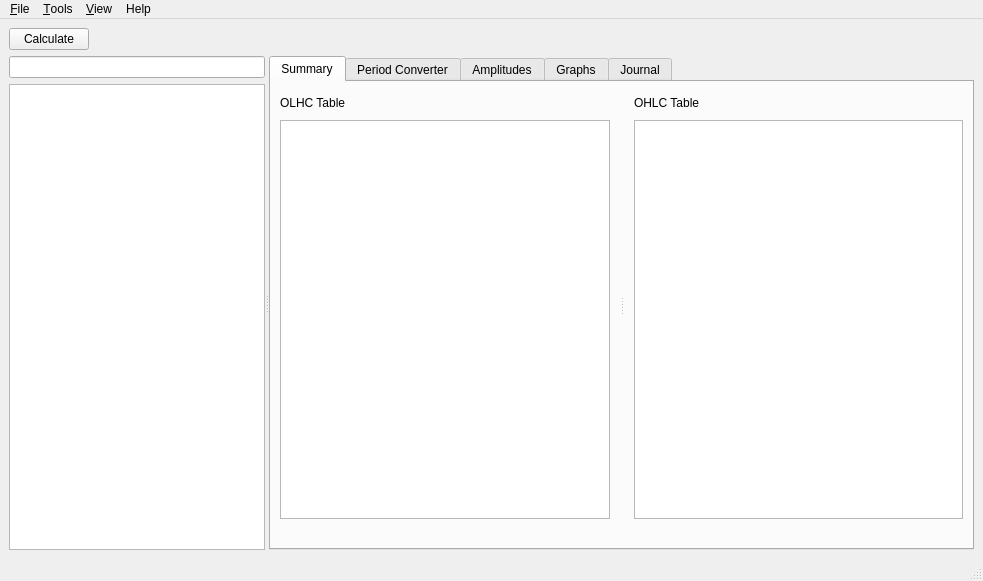
Before: the Qt Designer form src/views/calculatorMainView.ui in akushyn/QtStatisticCalculator, drawn with Qt 5.
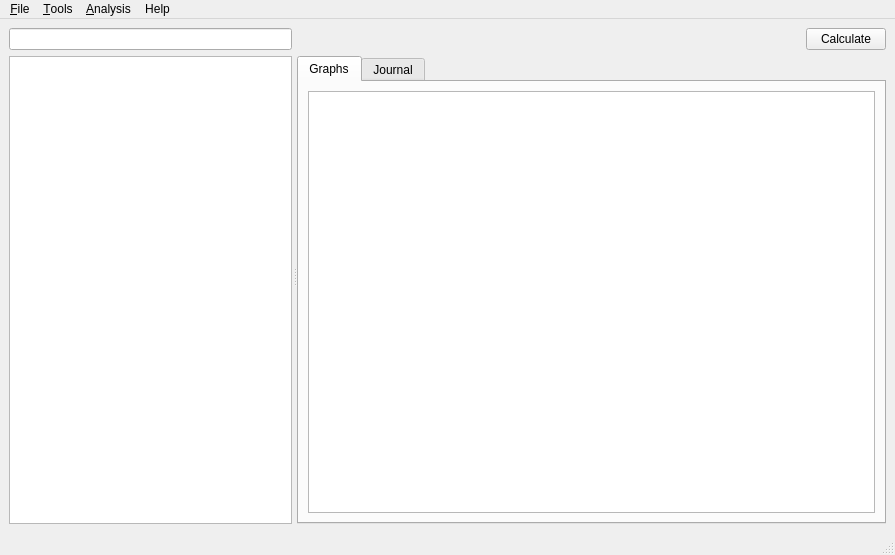
After: the same form once the commit is applied. Icons and pictures are not drawn. Custom widgets are drawn as their Qt base class.

Commit message: Implemented FIRST FINAL STAGE. 1. Calendar analysis. 2. Period analysis. 3. Series analysis.

```diff
--- a/src/views/calculatorMainView.ui
+++ b/src/views/calculatorMainView.ui
@@ -6,12 +6,12 @@
    <rect>
     <x>0</x>
     <y>0</y>
-    <width>983</width>
-    <height>581</height>
+    <width>895</width>
+    <height>555</height>
    </rect>
   </property>
   <property name="sizePolicy">
-   <sizepolicy hsizetype="Minimum" vsizetype="Minimum">
+   <sizepolicy hsizetype="Fixed" vsizetype="Minimum">
     <horstretch>0</horstretch>
     <verstretch>0</verstretch>
    </sizepolicy>
@@ -20,24 +20,38 @@
    <string>MainWindow</string>
   </property>
   <widget class="QWidget" name="centralwidget">
-   <layout class="QVBoxLayout" name="verticalLayout_7">
+   <layout class="QHBoxLayout" name="horizontalLayout">
     <item>
-     <layout class="QVBoxLayout" name="verticalLayout_6">
-      <item>
-       <layout class="QHBoxLayout" name="hBoxCalculate">
-        <item>
-         <widget class="QPushButton" name="btnCalculate">
-          <property name="sizePolicy">
-           <sizepolicy hsizetype="Minimum" vsizetype="Fixed">
-            <horstretch>0</horstretch>
-            <verstretch>0</verstretch>
-           </sizepolicy>
-          </property>
-          <property name="text">
-           <string>Calculate</string>
-          </property>
-         </widget>
-        </item>
+     <widget class="QSplitter" name="splitter">
+      <property name="frameShape">
+       <enum>QFrame::NoFrame</enum>
+      </property>
+      <property name="frameShadow">
+       <enum>QFrame::Plain</enum>
+      </property>
+      <property name="orientation">
+       <enum>Qt::Horizontal</enum>
+      </property>
+      <property name="opaqueResize">
+       <bool>true</bool>
+      </property>
+      <property name="handleWidth">
+       <number>5</number>
+      </property>
+      <widget class="QWidget" name="layoutWidget">
+       <layout class="QVBoxLayout" name="vBox_left">
+        <item>
+         <widget class="QLineEdit" name="lineEdit"/>
+        </item>
+        <item>
+         <widget class="QListView" name="instrumentsListView"/>
+        </item>
+       </layout>
+      </widget>
+      <widget class="QWidget" name="layoutWidget">
+       <layout class="QVBoxLayout" name="vBox_right">
+        <item>
+         <layout class="QHBoxLayout" name="hBox_calculate">
         <item>
          <spacer name="horizontalSpacer">
           <property name="orientation">
@@ -51,37 +65,35 @@
           </property>
          </spacer>
         </item>
-       </layout>
-      </item>
       <item>
-       <widget class="QSplitter" name="splitter">
-        <property name="orientation">
-         <enum>Qt::Horizontal</enum>
-        </property>
-        <widget class="QWidget" name="layoutWidget">
-         <layout class="QVBoxLayout" name="verticalLayout">
-          <item>
-           <layout class="QHBoxLayout" name="horizontalLayout_2">
-            <item>
-             <widget class="QLineEdit" name="lineEdit"/>
-            </item>
-            <item>
-             <layout class="QHBoxLayout" name="horizontalLayout"/>
-            </item>
-           </layout>
-          </item>
-          <item>
-           <widget class="AkTreeView" name="instrumentsTreeView"/>
-          </item>
-         </layout>
-        </widget>
+           <widget class="QPushButton" name="btnCalculate">
+            <property name="sizePolicy">
+             <sizepolicy hsizetype="Minimum" vsizetype="Fixed">
+              <horstretch>0</horstretch>
+              <verstretch>0</verstretch>
+             </sizepolicy>
+            </property>
+            <property name="text">
+             <string>Calculate</string>
+            </property>
+           </widget>
+          </item>
+         </layout>
+        </item>
+        <item>
         <widget class="QTabWidget" name="notebook">
          <property name="sizePolicy">
           <sizepolicy hsizetype="Expanding" vsizetype="Expanding">
-           <horstretch>3</horstretch>
+            <horstretch>0</horstretch>
            <verstretch>0</verstretch>
           </sizepolicy>
          </property>
+          <property name="maximumSize">
+           <size>
+            <width>16777215</width>
+            <height>16777215</height>
+           </size>
+          </property>
          <property name="toolTip">
           <string/>
          </property>
@@ -91,269 +103,6 @@
          <property name="currentIndex">
           <number>0</number>
          </property>
-         <widget class="QWidget" name="tabSummary">
-          <attribute name="title">
-           <string>Summary</string>
-          </attribute>
-          <layout class="QVBoxLayout" name="verticalLayout_11">
-           <item>
-            <layout class="QVBoxLayout" name="verticalLayout_10" stretch="1,0">
-             <item>
-              <widget class="QSplitter" name="splitter_2">
-               <property name="orientation">
-                <enum>Qt::Horizontal</enum>
-               </property>
-               <widget class="QWidget" name="">
-                <layout class="QVBoxLayout" name="verticalLayout_5">
-                 <property name="spacing">
-                  <number>10</number>
-                 </property>
-                 <property name="topMargin">
-                  <number>5</number>
-                 </property>
-                 <property name="rightMargin">
-                  <number>10</number>
-                 </property>
-                 <item>
-                  <widget class="QLabel" name="labelOLHC">
-                   <property name="styleSheet">
-                    <string notr="true">font: 75 10pt &quot;MS Shell Dlg 2&quot;;</string>
-                   </property>
-                   <property name="text">
-                    <string>OLHC Table</string>
-                   </property>
-                  </widget>
-                 </item>
-                 <item>
-                  <widget class="QTableView" name="olhcTableView">
-                   <property name="sizePolicy">
-                    <sizepolicy hsizetype="Expanding" vsizetype="Expanding">
-                     <horstretch>4</horstretch>
-                     <verstretch>0</verstretch>
-                    </sizepolicy>
-                   </property>
-                   <attribute name="verticalHeaderShowSortIndicator" stdset="0">
-                    <bool>false</bool>
-                   </attribute>
-                  </widget>
-                 </item>
-                </layout>
-               </widget>
-               <widget class="QWidget" name="">
-                <layout class="QVBoxLayout" name="verticalLayout_9">
-                 <property name="spacing">
-                  <number>10</number>
-                 </property>
-                 <property name="leftMargin">
-                  <number>10</number>
-                 </property>
-                 <property name="topMargin">
-                  <number>5</number>
-                 </property>
-                 <item>
-                  <widget class="QLabel" name="labelOHLC">
-                   <property name="styleSheet">
-                    <string notr="true">font: 75 10pt &quot;MS Shell Dlg 2&quot;;</string>
-                   </property>
-                   <property name="text">
-                    <string>OHLC Table</string>
-                   </property>
-                  </widget>
-                 </item>
-                 <item>
-                  <widget class="QTableView" name="ohlcTableView">
-                   <property name="sizePolicy">
-                    <sizepolicy hsizetype="Expanding" vsizetype="Expanding">
-                     <horstretch>4</horstretch>
-                     <verstretch>0</verstretch>
-                    </sizepolicy>
-                   </property>
-                   <attribute name="verticalHeaderShowSortIndicator" stdset="0">
-                    <bool>false</bool>
-                   </attribute>
-                  </widget>
-                 </item>
-                </layout>
-               </widget>
-              </widget>
-             </item>
-             <item>
-              <widget class="QLabel" name="labelUndetermined">
-               <property name="styleSheet">
-                <string notr="true">font: 75 10pt &quot;MS Shell Dlg 2&quot;;</string>
-               </property>
-               <property name="text">
-                <string/>
-               </property>
-              </widget>
-             </item>
-            </layout>
-           </item>
-          </layout>
-         </widget>
-         <widget class="QWidget" name="tab_3">
-          <attribute name="title">
-           <string>Period Converter</string>
-          </attribute>
-          <widget class="QComboBox" name="comboBox_2">
-           <property name="geometry">
-            <rect>
-             <x>80</x>
-             <y>10</y>
-             <width>91</width>
-             <height>22</height>
-            </rect>
-           </property>
-           <item>
-            <property name="text">
-             <string>Day</string>
-            </property>
-           </item>
-           <item>
-            <property name="text">
-             <string>Week</string>
-            </property>
-           </item>
-           <item>
-            <property name="text">
-             <string>Month</string>
-            </property>
-           </item>
-           <item>
-            <property name="text">
-             <string>Quarter</string>
-            </property>
-           </item>
-           <item>
-            <property name="text">
-             <string>Year</string>
-            </property>
-           </item>
-          </widget>
-          <widget class="QComboBox" name="comboBox_3">
-           <property name="geometry">
-            <rect>
-             <x>280</x>
-             <y>10</y>
-             <width>91</width>
-             <height>22</height>
-            </rect>
-           </property>
-          </widget>
-          <widget class="QLabel" name="label_2">
-           <property name="geometry">
-            <rect>
-             <x>23</x>
-             <y>12</y>
-             <width>31</width>
-             <height>16</height>
-            </rect>
-           </property>
-           <property name="text">
-            <string>Sector</string>
-           </property>
-          </widget>
-          <widget class="QLabel" name="label_3">
-           <property name="geometry">
-            <rect>
-             <x>227</x>
-             <y>12</y>
-             <width>41</width>
-             <height>16</height>
-            </rect>
-           </property>
-           <property name="text">
-            <string>Period</string>
-           </property>
-          </widget>
-         </widget>
-         <widget class="QWidget" name="tabDistributions">
-          <attribute name="title">
-           <string>Amplitudes</string>
-          </attribute>
-          <widget class="QComboBox" name="comboBox">
-           <property name="geometry">
-            <rect>
-             <x>80</x>
-             <y>10</y>
-             <width>111</width>
-             <height>22</height>
-            </rect>
-           </property>
-          </widget>
-          <widget class="QLabel" name="label">
-           <property name="geometry">
-            <rect>
-             <x>20</x>
-             <y>10</y>
-             <width>71</width>
-             <height>20</height>
-            </rect>
-           </property>
-           <property name="text">
-            <string>Serialities</string>
-           </property>
-          </widget>
-          <widget class="QPushButton" name="pushButton">
-           <property name="geometry">
-            <rect>
-             <x>240</x>
-             <y>10</y>
-             <width>75</width>
-             <height>23</height>
-            </rect>
-           </property>
-           <property name="text">
-            <string>Calculate</string>
-           </property>
-          </widget>
-          <widget class="QTabWidget" name="tabWidget">
-           <property name="geometry">
-            <rect>
-             <x>16</x>
-             <y>60</y>
-             <width>771</width>
-             <height>371</height>
-            </rect>
-           </property>
-           <property name="tabPosition">
-            <enum>QTabWidget::South</enum>
-           </property>
-           <property name="currentIndex">
-            <number>0</number>
-           </property>
-           <widget class="QWidget" name="tab">
-            <attribute name="title">
-             <string>Table</string>
-            </attribute>
-            <widget class="AkTableView" name="distributionsTableView">
-             <property name="geometry">
-              <rect>
-               <x>0</x>
-               <y>0</y>
-               <width>371</width>
-               <height>331</height>
-              </rect>
-             </property>
-            </widget>
-            <widget class="QTableView" name="tableView">
-             <property name="geometry">
-              <rect>
-               <x>380</x>
-               <y>10</y>
-               <width>381</width>
-               <height>321</height>
-              </rect>
-             </property>
-            </widget>
-           </widget>
-           <widget class="QWidget" name="tab_2">
-            <attribute name="title">
-             <string>Histogram</string>
-            </attribute>
-           </widget>
-          </widget>
-         </widget>
          <widget class="QWidget" name="tabGraphs">
           <attribute name="title">
            <string>Graphs</string>
@@ -452,9 +201,10 @@
           </layout>
          </widget>
         </widget>
-       </widget>
-      </item>
-     </layout>
+        </item>
+       </layout>
+      </widget>
+     </widget>
     </item>
    </layout>
   </widget>
@@ -463,7 +213,7 @@
     <rect>
      <x>0</x>
      <y>0</y>
-     <width>983</width>
+     <width>895</width>
      <height>21</height>
     </rect>
    </property>
@@ -488,7 +238,7 @@
    </widget>
    <widget class="QMenu" name="menuView">
     <property name="title">
-     <string>&amp;View</string>
+     <string>&amp;Analysis</string>
     </property>
     <widget class="QMenu" name="menuPanels">
      <property name="title">
@@ -622,20 +372,15 @@
   </action>
  </widget>
  <customwidgets>
-  <customwidget>
-   <class>PlotWidget</class>
-   <extends>QGraphicsView</extends>
-   <header>pyqtgraph</header>
-  </customwidget>
   <customwidget>
    <class>AkTableView</class>
    <extends>QTableView</extends>
    <header>src.controls.akTableView</header>
   </customwidget>
   <customwidget>
-   <class>AkTreeView</class>
-   <extends>QTreeView</extends>
-   <header>src.controls.akTreeView</header>
+   <class>PlotWidget</class>
+   <extends>QGraphicsView</extends>
+   <header>pyqtgraph</header>
   </customwidget>
  </customwidgets>
  <tabstops>
```
Left out of the diff: 68 changed lines with no effect on the pictures. Lines whose indentation alone changed are shown as unchanged. The commit also changes 99 other files.
